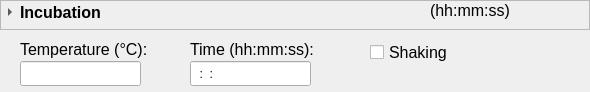
The window that IncubateOperation.ui (crobbins327/CasMonitorQt5) describes before a commit, drawn with Qt 5.
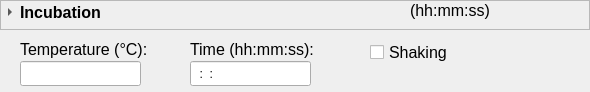
The same window after the commit. Icons and pictures are not drawn.

Commit message: Functional incubation operation widget. Need to make dropEvent from QLabel spawn an operation widget depending on the label.

Patch:
```diff
--- a/IncubateOperation.ui
+++ b/IncubateOperation.ui
@@ -70,7 +70,7 @@
      <rect>
       <x>190</x>
       <y>10</y>
-      <width>131</width>
+      <width>141</width>
       <height>17</height>
      </rect>
     </property>
@@ -88,7 +88,7 @@
      <rect>
       <x>20</x>
       <y>10</y>
-      <width>131</width>
+      <width>141</width>
       <height>17</height>
      </rect>
     </property>
@@ -211,9 +211,9 @@
    <widget class="QLabel" name="label_3">
     <property name="geometry">
      <rect>
-      <x>430</x>
+      <x>410</x>
       <y>0</y>
-      <width>81</width>
+      <width>101</width>
       <height>20</height>
      </rect>
     </property>
```
Left out of the diff: 3 changed lines with no effect on the pictures. The commit also changes 8 other files.
